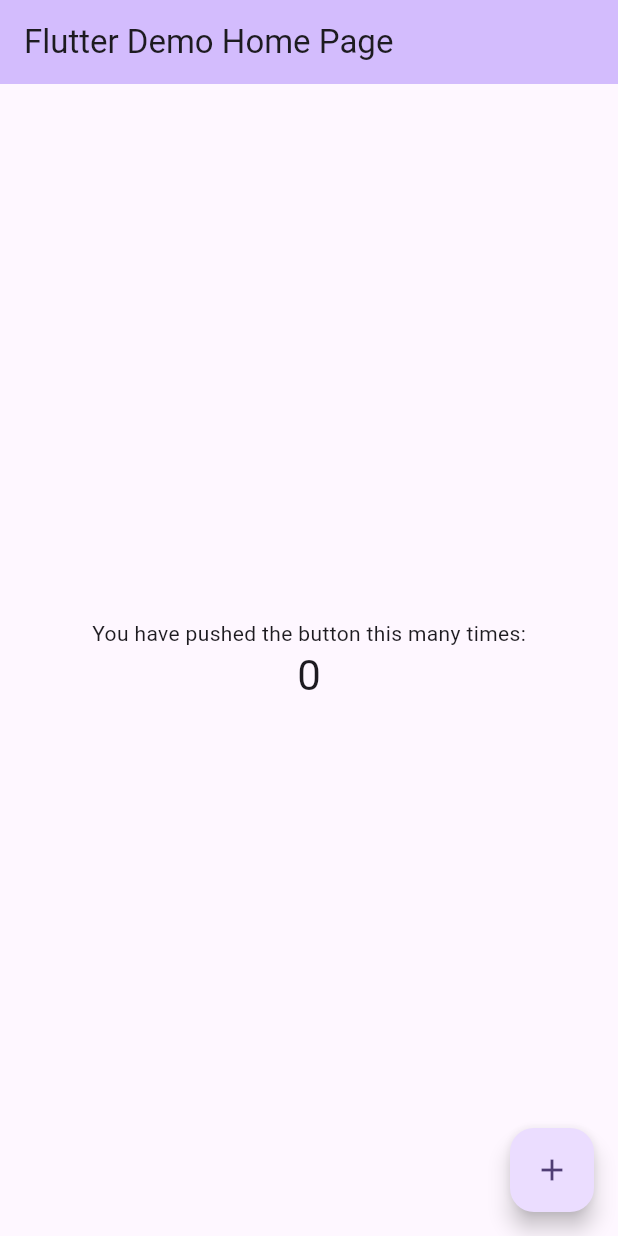
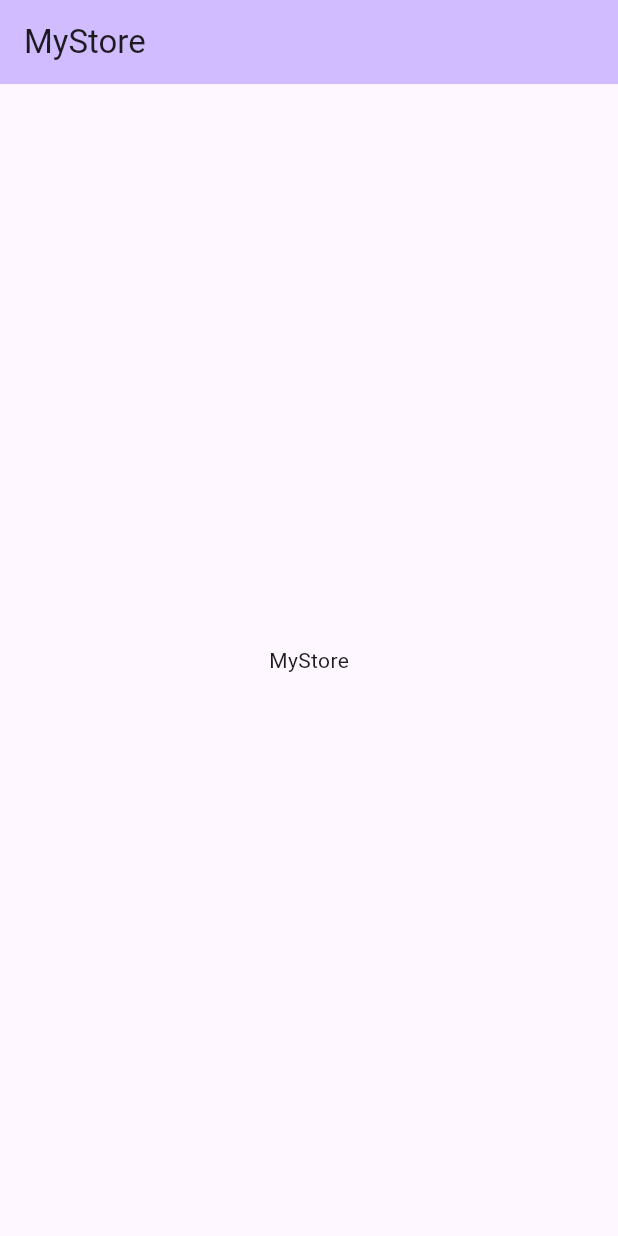
Before and after one commit to ENGMohamedAbdo-55/My-Store-App, a Flutter app: the screen it shows after launch, on a phone screen of 412 x 824 dp. Run offline on Flutter 3.47's test engine with Material 3 defaults, Android fonts, the phone set to English and light mode, and no system bars.

Commit message:
-seprate main file

```diff
--- a/lib/main.dart
+++ b/lib/main.dart
@@ -1,111 +1,7 @@
 import 'package:flutter/material.dart';
 
+import 'my_store_app.dart';
+
 void main() {
-  runApp(const MyApp());
+  runApp(const MyStoreApp());
 }
-
-class MyApp extends StatelessWidget {
-  const MyApp({super.key});
-
-  // This widget is the root of your application.
-  @override
-  Widget build(BuildContext context) {
-    return MaterialApp(
-      title: 'Flutter Demo',
-      theme: ThemeData(
-
-        colorScheme: ColorScheme.fromSeed(seedColor: Colors.deepPurple),
-        useMaterial3: true,
-      ),
-      home: const MyHomePage(title: 'Flutter Demo Home Page'),
-    );
-  }
-}
-
-class MyHomePage extends StatefulWidget {
-  const MyHomePage({super.key, required this.title});
-
-  // This widget is the home page of your application. It is stateful, meaning
-  // that it has a State object (defined below) that contains fields that affect
-  // how it looks.
-
-  // This class is the configuration for the state. It holds the values (in this
-  // case the title) provided by the parent (in this case the App widget) and
-  // used by the build method of the State. Fields in a Widget subclass are
-  // always marked "final".
-
-  final String title;
-
-  @override
-  State<MyHomePage> createState() => _MyHomePageState();
-}
-
-class _MyHomePageState extends State<MyHomePage> {
-  int _counter = 0;
-
-  void _incrementCounter() {
-    setState(() {
-      // This call to setState tells the Flutter framework that something has
-      // changed in this State, which causes it to rerun the build method below
-      // so that the display can reflect the updated values. If we changed
-      // _counter without calling setState(), then the build method would not be
-      // called again, and so nothing would appear to happen.
-      _counter++;
-    });
-  }
-
-  @override
-  Widget build(BuildContext context) {
-    // This method is rerun every time setState is called, for instance as done
-    // by the _incrementCounter method above.
-    //
-    // The Flutter framework has been optimized to make rerunning build methods
-    // fast, so that you can just rebuild anything that needs updating rather
-    // than having to individually change instances of widgets.
-    return Scaffold(
-      appBar: AppBar(
-        // TRY THIS: Try changing the color here to a specific color (to
-        // Colors.amber, perhaps?) and trigger a hot reload to see the AppBar
-        // change color while the other colors stay the same.
-        backgroundColor: Theme.of(context).colorScheme.inversePrimary,
-        // Here we take the value from the MyHomePage object that was created by
-        // the App.build method, and use it to set our appbar title.
-        title: Text(widget.title),
-      ),
-      body: Center(
-        // Center is a layout widget. It takes a single child and positions it
-        // in the middle of the parent.
-        child: Column(
-          // Column is also a layout widget. It takes a list of children and
-          // arranges them vertically. By default, it sizes itself to fit its
-          // children horizontally, and tries to be as tall as its parent.
-          //
-          // Column has various properties to control how it sizes itself and
-          // how it positions its children. Here we use mainAxisAlignment to
-          // center the children vertically; the main axis here is the vertical
-          // axis because Columns are vertical (the cross axis would be
-          // horizontal).
-          //
-          // TRY THIS: Invoke "debug painting" (choose the "Toggle Debug Paint"
-          // action in the IDE, or press "p" in the console), to see the
-          // wireframe for each widget.
-          mainAxisAlignment: MainAxisAlignment.center,
-          children: <Widget>[
-            const Text(
-              'You have pushed the button this many times:',
-            ),
-            Text(
-              '$_counter',
-              style: Theme.of(context).textTheme.headlineMedium,
-            ),
-          ],
-        ),
-      ),
-      floatingActionButton: FloatingActionButton(
-        onPressed: _incrementCounter,
-        tooltip: 'Increment',
-        child: const Icon(Icons.add),
-      ), // This trailing comma makes auto-formatting nicer for build methods.
-    );
-  }
-}
--- /dev/null
+++ b/lib/my_store_app.dart
@@ -0,0 +1,26 @@
+import 'package:flutter/material.dart';
+
+class MyStoreApp extends StatelessWidget {
+  const MyStoreApp({super.key});
+
+  // This widget is the root of your application.
+  @override
+  Widget build(BuildContext context) {
+    return MaterialApp(
+      title: 'Flutter Demo',
+      theme: ThemeData(
+        colorScheme: ColorScheme.fromSeed(seedColor: Colors.deepPurple),
+        useMaterial3: true,
+      ),
+      home: Scaffold(
+        appBar: AppBar(
+          backgroundColor: Theme.of(context).colorScheme.inversePrimary,
+          title: const Text('MyStore'),
+        ),
+        body: const Center(
+          child: Text('MyStore'),
+        ),
+      ),
+    );
+  }
+}
```
Also changed, not shown: 1 other file.
